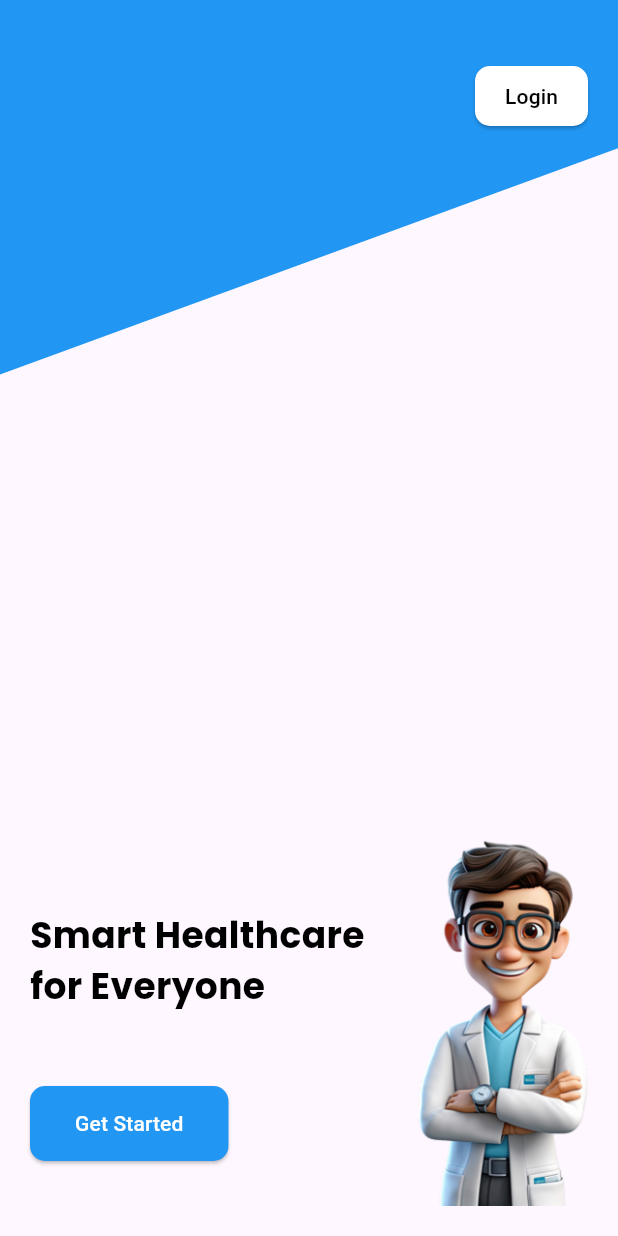
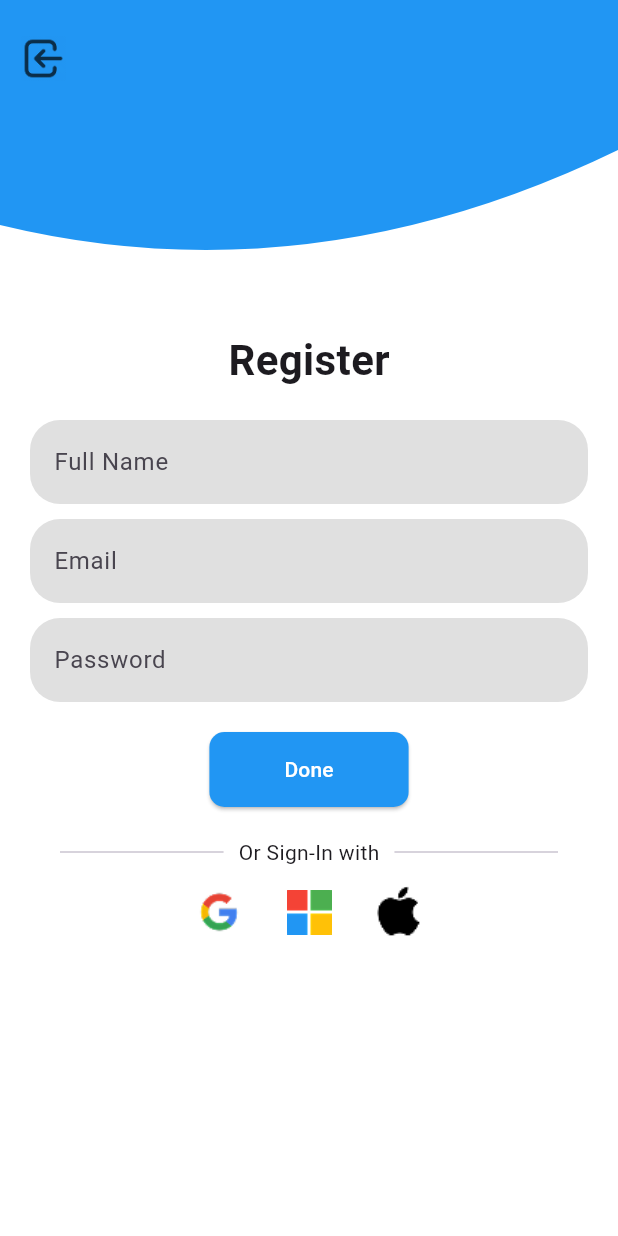
Before and after one commit to ravindraogg/Google-Telemedicine, a Flutter app: the screen it shows after launch, after a tap on "Get Started", on a phone screen of 412 x 824 dp. Run offline on Flutter 3.47's test engine with Material 3 defaults, Android fonts, the light colour scheme and no system bars; our stand-ins replace google_fonts.

Commit message:
second page

```diff
--- /dev/null
+++ b/lib/app/pages/register.dart
@@ -0,0 +1,155 @@
+import 'package:flutter/material.dart';
+
+class RegisterPage extends StatelessWidget {
+  const RegisterPage({super.key});
+
+  @override
+  Widget build(BuildContext context) {
+    return Scaffold(
+      backgroundColor: Colors.white,
+      body: SingleChildScrollView(
+        child: Column(
+          crossAxisAlignment: CrossAxisAlignment.center,
+          children: [
+            // Top Design with Back Button
+            Stack(
+              children: [
+                ClipPath(
+                  clipper: CustomClipPath(),
+                  child: Container(
+                    height: 200,
+                    color: Colors.blue,
+                  ),
+                ),
+                Positioned(
+                  top: 15,
+                  left: 5,
+                  child: IconButton(
+                    icon: Image.asset(
+                      'assets/back.png', // Using provided back button image
+                      width: 30,
+                      height: 30,
+                    ),
+                    onPressed: () {
+                      Navigator.pop(context); // Navigate back to main.dart
+                    },
+                  ),
+                ),
+              ],
+            ),
+
+            const SizedBox(height: 20),
+
+            // Register Title
+            const Text(
+              "Register",
+              style: TextStyle(
+                fontSize: 28,
+                fontWeight: FontWeight.bold,
+              ),
+            ),
+
+            const SizedBox(height: 20),
+
+            // Form Fields
+            Padding(
+              padding: const EdgeInsets.symmetric(horizontal: 20),
+              child: Column(
+                children: [
+                  _buildTextField("Full Name"),
+                  const SizedBox(height: 10),
+                  _buildTextField("Email"),
+                  const SizedBox(height: 10),
+                  _buildTextField("Password", obscureText: true),
+                ],
+              ),
+            ),
+
+            const SizedBox(height: 20),
+
+            // Done Button
+            ElevatedButton(
+              onPressed: () {},
+              style: ElevatedButton.styleFrom(
+                backgroundColor: Colors.blue,
+                foregroundColor: Colors.white,
+                padding: const EdgeInsets.symmetric(horizontal: 50, vertical: 15),
+                shape: RoundedRectangleBorder(
+                  borderRadius: BorderRadius.circular(10),
+                ),
+              ),
+              child: const Text("Done"),
+            ),
+
+            const SizedBox(height: 20),
+
+            // Divider
+            Row(
+              children: [
+                const Expanded(child: Divider(thickness: 1, indent: 40, endIndent: 10)),
+                const Text("Or Sign-In with"),
+                const Expanded(child: Divider(thickness: 1, indent: 10, endIndent: 40)),
+              ],
+            ),
+
+            const SizedBox(height: 10),
+
+            // Social Icons
+            Row(
+              mainAxisAlignment: MainAxisAlignment.center,
+              children: [
+                _buildSocialIcon("assets/google.png"),
+                _buildSocialIcon("assets/microsoft.png"),
+                _buildSocialIcon("assets/apple.png"),
+              ],
+            ),
+          ],
+        ),
+      ),
+    );
+  }
+
+  // TextField Widget
+  Widget _buildTextField(String hintText, {bool obscureText = false}) {
+    return TextField(
+      obscureText: obscureText,
+      decoration: InputDecoration(
+        hintText: hintText,
+        filled: true,
+        fillColor: Colors.grey[300],
+        border: OutlineInputBorder(
+          borderRadius: BorderRadius.circular(20),
+          borderSide: BorderSide.none,
+        ),
+      ),
+    );
+  }
+
+  // Social Icon Widget
+  Widget _buildSocialIcon(String assetPath) {
+    return Padding(
+      padding: const EdgeInsets.symmetric(horizontal: 10),
+      child: Image.asset(
+        assetPath,
+        height: 40,
+        width: 40,
+      ),
+    );
+  }
+}
+
+// Custom ClipPath for top design
+class CustomClipPath extends CustomClipper<Path> {
+  @override
+  Path getClip(Size size) {
+    Path path = Path();
+    path.lineTo(0, size.height - 50);
+    path.quadraticBezierTo(size.width * 0.5, size.height, size.width, size.height - 100);
+    path.lineTo(size.width, 0);
+    path.close();
+    return path;
+  }
+
+  @override
+  bool shouldReclip(CustomClipper<Path> oldClipper) => false;
+}
--- a/lib/main.dart
+++ b/lib/main.dart
@@ -1,5 +1,7 @@
 import 'package:flutter/material.dart';
 import 'package:google_fonts/google_fonts.dart';
+import 'app/pages/login.dart';
+import 'app/pages/register.dart';
 
 void main() {
   runApp(const TelemedicineApp());
@@ -10,9 +12,13 @@ class TelemedicineApp extends StatelessWidget {
 
   @override
   Widget build(BuildContext context) {
-    return const MaterialApp(
+    return MaterialApp(
       debugShowCheckedModeBanner: false,
-      home: MainPage(),
+      home: const MainPage(),
+      routes: {
+        '/login': (context) => const LoginPage(),
+        '/register': (context) => const RegisterPage(),
+      },
     );
   }
 }
@@ -44,7 +50,7 @@ class MainPage extends StatelessWidget {
             right: 20,
             child: ElevatedButton(
               onPressed: () {
-                // TODO: Implement login functionality
+                Navigator.pushNamed(context, '/login');
               },
               style: ElevatedButton.styleFrom(
                 backgroundColor: Colors.white,
@@ -83,13 +89,12 @@ class MainPage extends StatelessWidget {
               ),
             ),
           ),
-
           Positioned(
             left: 20,
             bottom: 50,
             child: ElevatedButton(
               onPressed: () {
-                // TODO: Navigate to next screen
+                Navigator.pushNamed(context, '/register');
               },
               style: ElevatedButton.styleFrom(
                 backgroundColor: Colors.blue,
--- a/pubspec.yaml
+++ b/pubspec.yaml
@@ -91,3 +91,7 @@ flutter:
   # see https://flutter.dev/custom-fonts/#from-packages
   assets:
     - assets/doctor.png
+    - assets/google.png
+    - assets/microsoft.png
+    - assets/apple.png
+    - assets/back.png
```
Also changed, not shown: lib/app/pages/login.dart (added, +118 -0 lines), assets/apple.png (added), assets/back.png (added), assets/google.png (added), assets/microsoft.png (added). Lines whose indentation alone changed are shown as unchanged.
